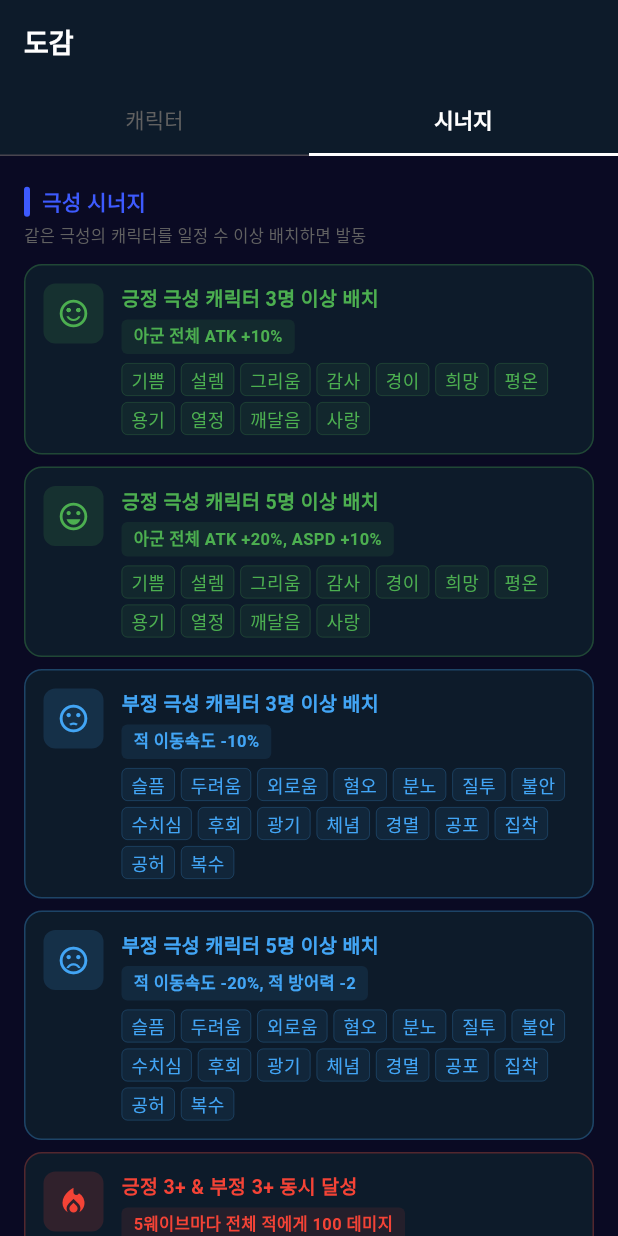
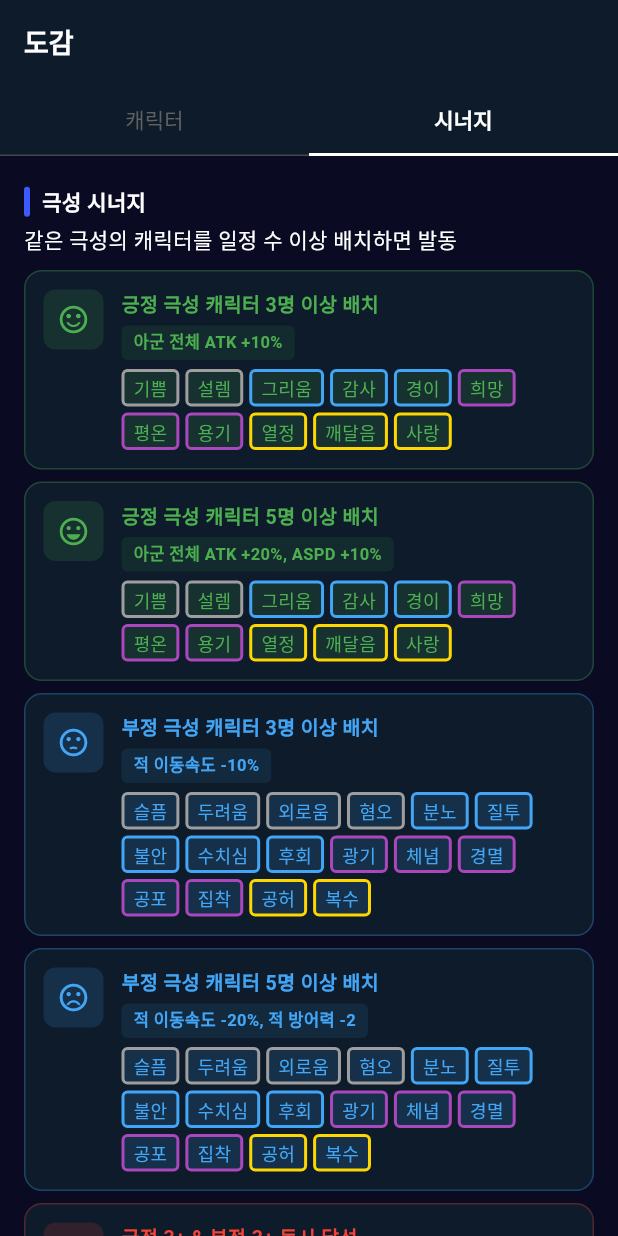
Before and after one commit to Dansot4891/emotion_defense, a Flutter app: the CharacterBookScreen screen opened by its route, tab 2 chosen, on a phone screen of 412 x 824 dp. Run offline on Flutter 3.47's test engine with Material 3 defaults, Android fonts, the light colour scheme and no system bars; our stand-ins replace go_router; missing offline and left inert: flame, flame_audio.

Commit message:
refactor: 시너지 ui 관련 수정 및 코드 통합

```diff
--- a/lib/data/models/character_model.dart
+++ b/lib/data/models/character_model.dart
@@ -1,24 +1,43 @@
 import 'dart:ui';
-
+import '../../core/const/style/app_color.dart';
 import 'effect_model.dart';
 
 /// 캐릭터 등급
 enum Grade {
-  common('일반'),
-  rare('레어'),
-  hero('영웅'),
-  legend('전설');
+  common('일반', AppColor.gradeCommon),
+  rare('레어', AppColor.gradeRare),
+  hero('영웅', AppColor.gradeHero),
+  legend('전설', AppColor.gradeLegend);
+
+  final String displayName;
+  final Color color;
+
+  const Grade(this.displayName, this.color);
+}
+
+/// 감정 극성
+enum Polarity {
+  positive('긍정', AppColor.success),
+  negative('부정', AppColor.danger),
+  neutral('중립', AppColor.warning);
+
+  final String displayName;
+  final Color color;
+
+  const Polarity(this.displayName, this.color);
+}
+
+/// 역할군
+enum Role {
+  dealer('딜러'),
+  stunner('스터너'),
+  buffer('버퍼'),
+  debuffer('디버퍼');
 
   final String displayName;
 
-  const Grade(this.displayName);
+  const Role(this.displayName);
 }
-
-/// 감정 극성
-enum Polarity { positive, negative, neutral }
-
-/// 역할군
-enum Role { dealer, stunner, buffer, debuffer }
 
 /// 캐릭터 데이터 정의 (const 불변 데이터)
 class CharacterData {
--- a/lib/presentation/character_book/widgets/character_book_utils.dart
+++ /dev/null
@@ -1,56 +0,0 @@
-import 'package:flutter/material.dart';
-
-import '../../../core/const/style/app_color.dart';
-import '../../../data/models/character_model.dart';
-
-/// 등급 색상
-Color gradeColor(Grade grade) {
-  switch (grade) {
-    case Grade.common:
-      return AppColor.gradeCommon;
-    case Grade.rare:
-      return AppColor.gradeRare;
-    case Grade.hero:
-      return AppColor.gradeHero;
-    case Grade.legend:
-      return AppColor.gradeLegend;
-  }
-}
-
-/// 극성 이름
-String polarityName(Polarity p) {
-  switch (p) {
-    case Polarity.positive:
-      return '긍정';
-    case Polarity.negative:
-      return '부정';
-    case Polarity.neutral:
-      return '중립';
-  }
-}
-
-/// 극성 색상
-Color polarityColor(Polarity p) {
-  switch (p) {
-    case Polarity.positive:
-      return AppColor.success;
-    case Polarity.negative:
-      return AppColor.danger;
-    case Polarity.neutral:
-      return AppColor.warning;
-  }
-}
-
-/// 역할 이름
-String roleName(Role r) {
-  switch (r) {
-    case Role.dealer:
-      return '딜러';
-    case Role.stunner:
-      return '스터너';
-    case Role.buffer:
-      return '버퍼';
-    case Role.debuffer:
-      return '디버퍼';
-  }
-}
--- a/lib/presentation/character_book/widgets/synergy/synergy_book_tab.dart
+++ b/lib/presentation/character_book/widgets/synergy/synergy_book_tab.dart
@@ -14,12 +14,14 @@ final _allChars = [
 ];
 
 /// 극성으로 캐릭터 이름 필터
-List<String> _namesByPolarity(Polarity polarity) =>
-    _allChars.where((c) => c.polarity == polarity).map((c) => c.name).toList();
+List<CharacterData> _namesByPolarity(Polarity polarity) =>
+    _allChars.where((c) => c.polarity == polarity).map((c) => c).toList()
+      ..sort((a, b) => a.grade.index.compareTo(b.grade.index));
 
 /// 역할로 캐릭터 이름 필터
-List<String> _namesByRole(Role role) =>
-    _allChars.where((c) => c.role == role).map((c) => c.name).toList();
+List<CharacterData> _namesByRole(Role role) =>
+    _allChars.where((c) => c.role == role).map((c) => c).toList()
+      ..sort((a, b) => a.grade.index.compareTo(b.grade.index));
 
 /// 시너지 도감 탭 — 극성/역할군 시너지 조건 + 효과 + 해당 캐릭터 표시
 class SynergyBookTab extends StatelessWidget {
--- a/lib/presentation/character_book/widgets/synergy/synergy_card.dart
+++ b/lib/presentation/character_book/widgets/synergy/synergy_card.dart
@@ -1,3 +1,4 @@
+import 'package:emotion_defense/data/models/character_model.dart';
 import 'package:emotion_defense/presentation/character_book/widgets/synergy/synergy_character_item.dart';
 import 'package:flutter/material.dart';
 import '../../../../core/const/style/app_color.dart';
@@ -10,7 +11,7 @@ class SynergyEntry {
   final String effect;
   final Color color;
   final IconData icon;
-  final List<String> characters;
+  final List<CharacterData> characters;
 
   const SynergyEntry({
     required this.label,
@@ -93,7 +94,7 @@ class SynergyCard extends StatelessWidget {
                   children: entry.characters
                       .map(
                         (name) => SynergyCharacterItem(
-                          name: name,
+                          character: name,
                           color: entry.color,
                         ),
                       )
--- a/lib/presentation/character_book/widgets/synergy/synergy_character_item.dart
+++ b/lib/presentation/character_book/widgets/synergy/synergy_character_item.dart
@@ -1,13 +1,14 @@
 import 'package:emotion_defense/core/const/style/app_text_style.dart';
+import 'package:emotion_defense/data/models/character_model.dart';
 import 'package:flutter/material.dart';
 
 /// 캐릭터 이름 칩
 class SynergyCharacterItem extends StatelessWidget {
-  final String name;
+  final CharacterData character;
   final Color color;
 
   const SynergyCharacterItem({
-    required this.name,
+    required this.character,
     required this.color,
     super.key,
   });
@@ -17,12 +18,12 @@ class SynergyCharacterItem extends StatelessWidget {
     return Container(
       padding: const EdgeInsets.symmetric(horizontal: 6, vertical: 2),
       decoration: BoxDecoration(
-        color: color.withValues(alpha: 0.08),
-        border: Border.all(color: color.withValues(alpha: 0.25), width: 0.5),
+        color: color.withValues(alpha: 0.15),
+        border: Border.all(color: character.grade.color, width: 2),
         borderRadius: BorderRadius.circular(4),
       ),
       child: Text(
-        name,
+        character.name,
         style: AppTextStyle.buttonMedium.copyWith(color: color),
       ),
     );
--- a/lib/presentation/character_book/widgets/synergy/synergy_section.dart
+++ b/lib/presentation/character_book/widgets/synergy/synergy_section.dart
@@ -35,17 +35,14 @@ class SynergySection extends StatelessWidget {
             const SizedBox(width: 8),
             Text(
               title,
-              style: AppTextStyle.hudLabel.copyWith(color: AppColor.primary),
+              style: AppTextStyle.hudLabel.copyWith(color: AppColor.white),
             ),
           ],
         ),
         const SizedBox(height: 4),
         Text(
           description,
-          style: AppTextStyle.caption.copyWith(
-            fontSize: 11,
-            color: AppColor.textMuted,
-          ),
+          style: AppTextStyle.caption.copyWith(color: AppColor.white),
         ),
         const SizedBox(height: 10),
         // 시너지 카드 리스트
```
Also changed, not shown: lib/presentation/character_book/widgets/character_book_character_card.dart (+12 -10 lines), lib/presentation/character_book/widgets/character_book_grade_section.dart (+2 -6 lines).
